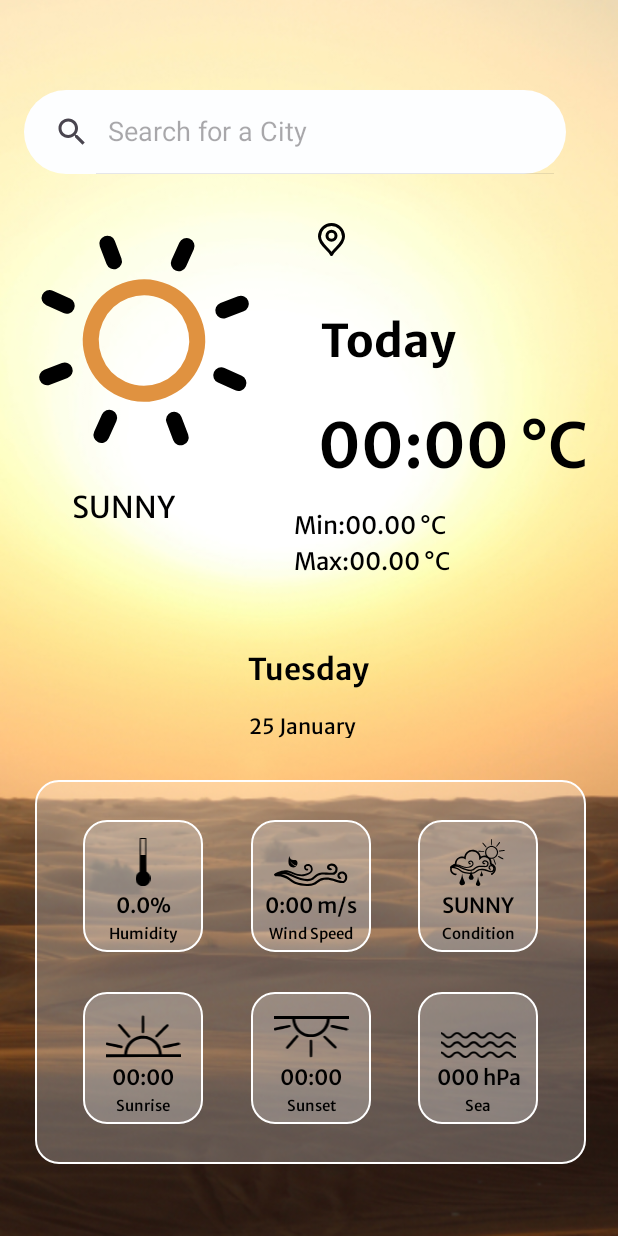
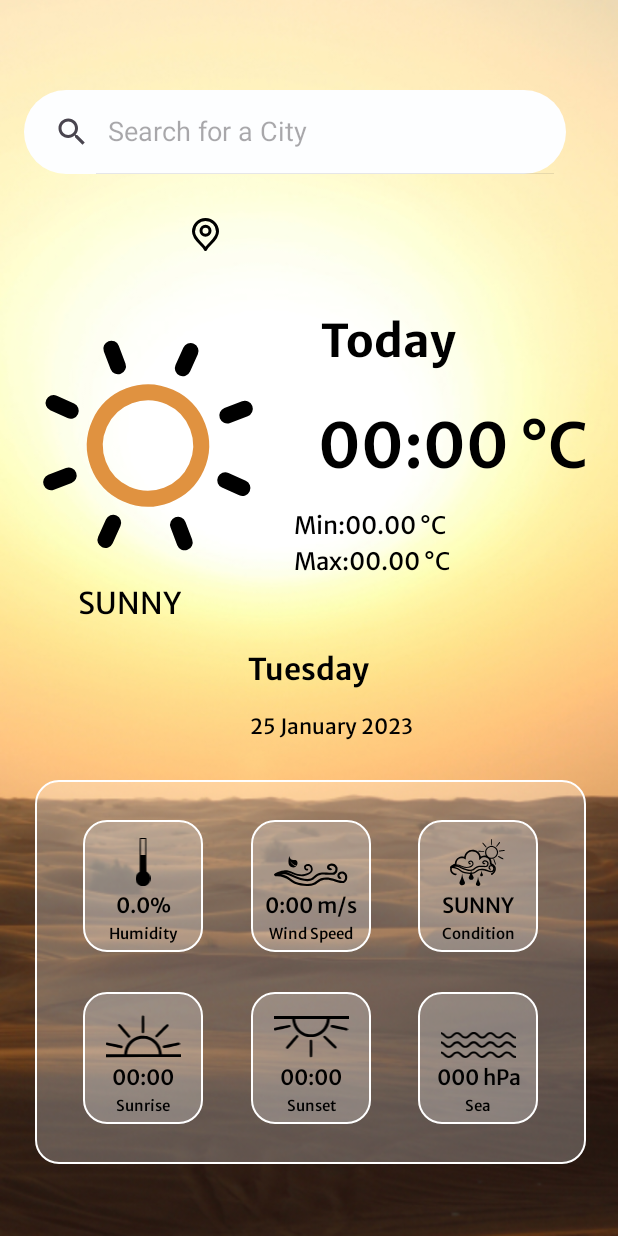
Before and after one commit to Pooja-110/WeatherApplication, an Android app: the layout activity_main.xml on its own in the app's theme, with its tools: preview values and no code run, on a phone screen of 412 x 824 dp. Run offline under Robolectric (Android 15) with nearby library versions, the phone set to English and light mode, and no system bars.

Commit message:
Initial Commit

```diff
--- a/app/src/main/java/com/example/finalw1eatherapi/MainActivity.kt
+++ b/app/src/main/java/com/example/finalw1eatherapi/MainActivity.kt
@@ -112,7 +112,7 @@ class MainActivity : AppCompatActivity() {
                     binding.root.setBackgroundResource(R.drawable.colud_background)
                     binding.anim.setAnimation(R.raw.cloud)
                 } else {
-                    binding.root.setBackgroundResource(R.drawable.cloudy_night)
+                    binding.root.setBackgroundResource(R.drawable.colud_background)
                     binding.anim.setAnimation(R.raw.clearmoon)
                 }
             }
@@ -126,11 +126,11 @@ class MainActivity : AppCompatActivity() {
             }
             else -> {
                 if (isDaytime) {
-                    binding.root.setBackgroundResource(R.drawable.sunny_background)
+                    binding.root.setBackgroundResource(R.drawable.sunnybg)
                     binding.anim.setAnimation(R.raw.sun)
                 } else {
                     binding.root.setBackgroundResource(R.drawable.ngt)
-                   binding.anim.setAnimation(R.raw.clearmoon)
+                    binding.anim.setAnimation(R.raw.moon)
                 }
             }
         }
--- a/app/src/main/res/layout/activity_main.xml
+++ b/app/src/main/res/layout/activity_main.xml
@@ -17,37 +17,36 @@
         android:clickable="true"
         android:focusable="true"
         android:queryHint="Search"
-        android:searchIcon="@drawable/search"
         app:iconifiedByDefault="false"
         app:layout_constraintStart_toStartOf="parent"
         app:layout_constraintTop_toTopOf="parent"
         app:queryHint="Search for a City"
         app:showAsAction="always|collapseActionView" />
 
+
     <com.airbnb.lottie.LottieAnimationView
         android:id="@+id/anim"
         android:layout_width="189dp"
         android:layout_height="170dp"
-        android:layout_marginStart="1dp"
-        android:layout_marginTop="142dp"
+        android:layout_marginStart="4dp"
+        android:layout_marginTop="212dp"
         app:layout_constraintStart_toStartOf="parent"
         app:layout_constraintTop_toTopOf="parent"
         app:lottie_autoPlay="true"
         app:lottie_loop="true"
         app:lottie_rawRes="@raw/sun" />
 
-
     <TextView
         android:id="@+id/cityname"
-        android:layout_width="189dp"
-        android:layout_height="39dp"
-        android:layout_marginStart="212dp"
-        android:layout_marginTop="140dp"
+        android:layout_width="241dp"
+        android:layout_height="57dp"
+        android:layout_marginStart="128dp"
+        android:layout_marginTop="128dp"
         android:drawableLeft="@drawable/loctaion"
         android:drawablePadding="15dp"
         android:fontFamily="@font/merriweathersans_medium"
         android:textColor="@color/black"
-        android:textSize="20sp"
+        android:textSize="25sp"
         app:layout_constraintStart_toStartOf="parent"
         app:layout_constraintTop_toTopOf="parent" />
 
@@ -107,8 +106,8 @@
         android:id="@+id/weather"
         android:layout_width="wrap_content"
         android:layout_height="wrap_content"
-        android:layout_marginStart="48dp"
-        android:layout_marginTop="320dp"
+        android:layout_marginStart="52dp"
+        android:layout_marginTop="384dp"
         android:fontFamily="@font/merriweathersans_regular"
         android:text="SUNNY"
         android:textColor="@color/black"
@@ -133,16 +132,16 @@
 
     <TextView
         android:id="@+id/date"
-        android:layout_width="108dp"
-        android:layout_height="20dp"
+        android:layout_width="138dp"
+        android:layout_height="24dp"
         android:layout_marginTop="472dp"
 
         android:fontFamily="@font/merriweathersans_regular"
+        android:paddingLeft="1dp"
         android:text="25 January 2023"
         android:textColor="@color/black"
-        android:paddingLeft="1dp"
         app:layout_constraintEnd_toEndOf="parent"
-        app:layout_constraintHorizontal_bias="0.541"
+        app:layout_constraintHorizontal_bias="0.604"
         app:layout_constraintStart_toStartOf="parent"
         app:layout_constraintTop_toTopOf="parent" />
 
```
